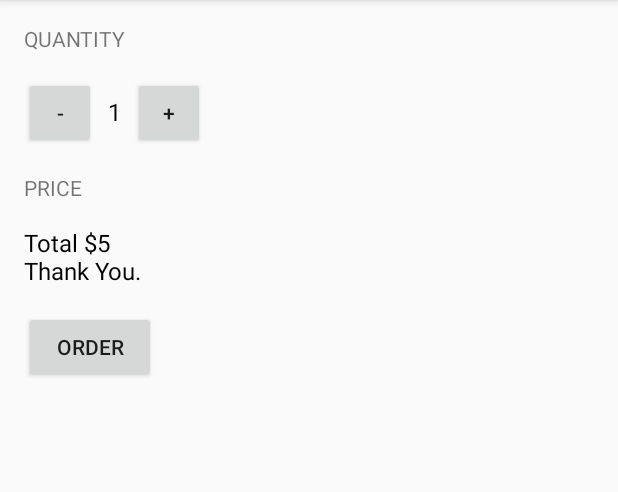
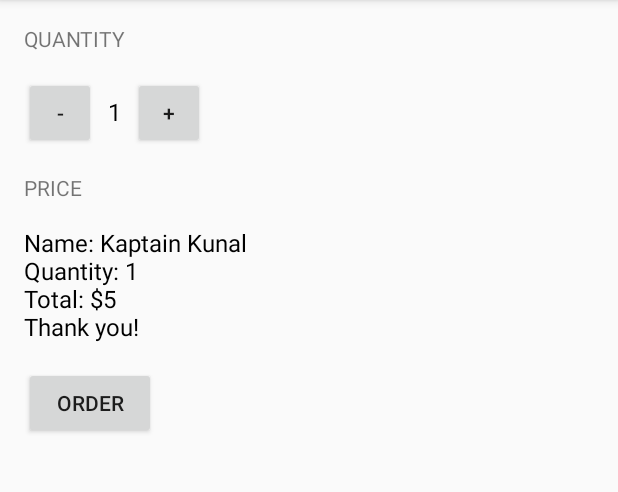
Before and after one commit to williamscs/JustJava, an Android app: the screen it shows after launch (MainActivity), after a tap on "ORDER", on a phone screen of 412 x 824 dp, the part 84-576 px from its top. Run offline under Robolectric (Android 15) with nearby library versions, the phone set to English and light mode, and no system bars.

Commit message:
Create summary method and have submitOrder use it.

```diff
--- a/app/src/main/java/com/example/android/justjava/MainActivity.java
+++ b/app/src/main/java/com/example/android/justjava/MainActivity.java
@@ -37,27 +37,10 @@ public class MainActivity extends AppCompatActivity {
      * This method is called when the order button is clicked.
      */
     public void submitOrder(View view) {
-        displayQuantity(this.quantity);
-        displayPrice(this.calculatePrice());
-    }
+        String summary = this.createOrderSummary(this.calculatePrice());
 
-    /**
-     * This method displays the given quantity value on the screen.
-     */
-    private void displayQuantity(int quantity) {
-        TextView quantityTextView = (TextView) findViewById(
-                R.id.quantity_text_view);
-        quantityTextView.setText("" + quantity);
-    }
-
-    /**
-     * This method displays the given price on the screen.
-     */
-    private void displayPrice(int number) {
         TextView priceTextView = (TextView) findViewById(R.id.price_text_view);
-        //priceTextView.setText(NumberFormat.getCurrencyInstance().format(number));
-        priceTextView.setText("Total $" + number + "\nThank You.");
-
+        priceTextView.setText(summary);
     }
 
     /**
@@ -66,4 +49,16 @@ public class MainActivity extends AppCompatActivity {
     private int calculatePrice() {
         return this.quantity * 5;
     }
+
+    /**
+     * Creates a custom summary message
+     */
+    private String createOrderSummary(int price){
+        String message = "";
+        message += "Name: Kaptain Kunal\n";
+        message += "Quantity: " + this.quantity + "\n";
+        message += "Total: $" + price + "\n";
+        message += "Thank you!";
+        return message;
+    }
 }
```
